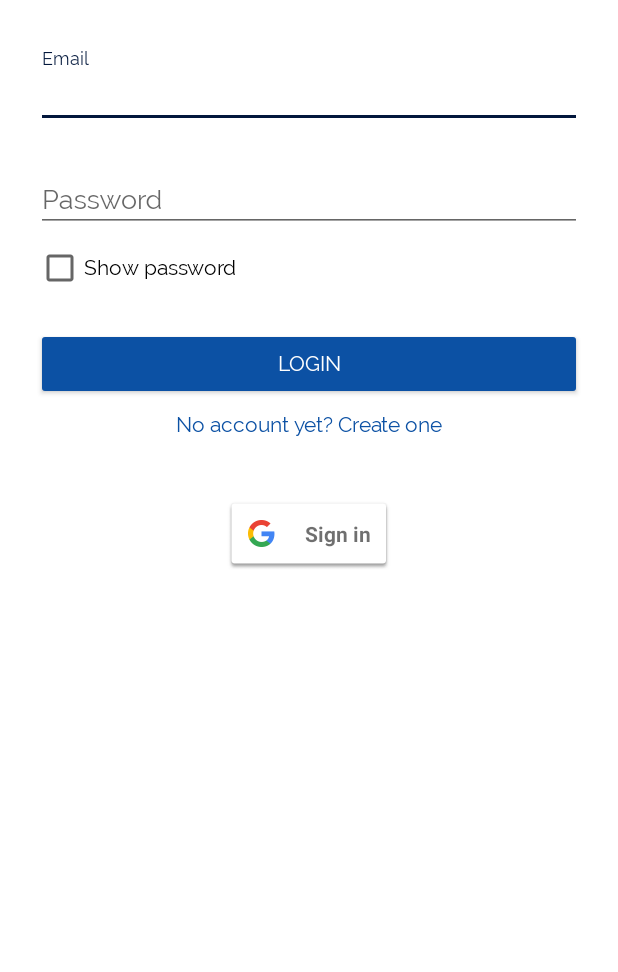
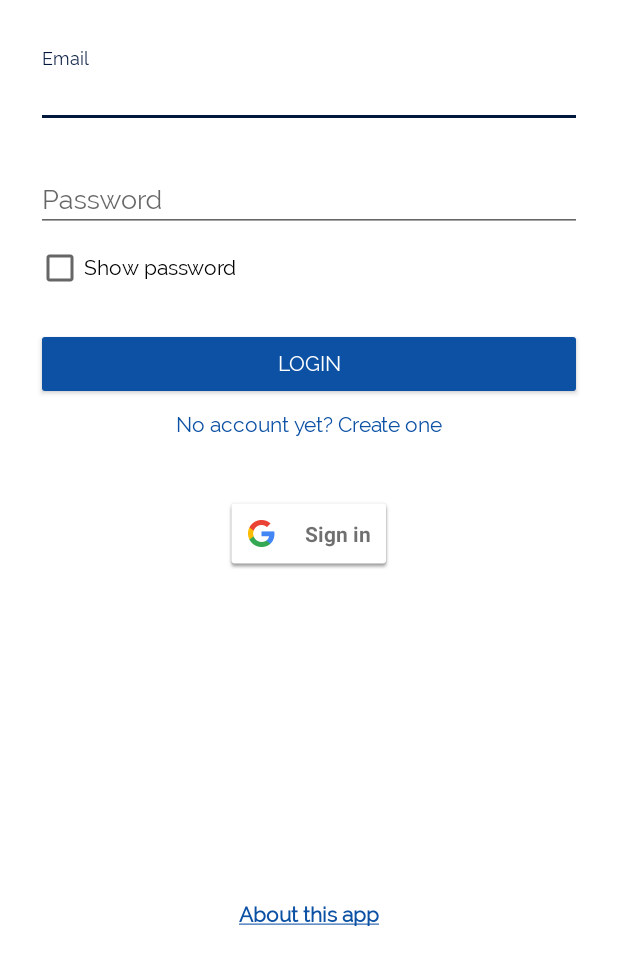
Before and after one commit to varundutia/PlayAndShine, an Android app: the LoginActivity screen opened directly, with no data from a screen before it, on a phone screen of 412 x 824 dp, the part 264-1236 px from its top. Run offline under Robolectric (Android 15) with nearby library versions, the phone set to English and light mode, and no system bars; our stand-ins replace Firebase (no records; nobody signed in at launch, a user with empty details on screens opened directly); libraries missing offline, so code that uses them is left out: com.facebook, com.facebook.login, io.paperdb; 1 statement that could not run was skipped.

Commit message:
App Intro Button

```diff
--- a/app/src/main/java/com/one/apperz/playandshine/LoginActivity.java
+++ b/app/src/main/java/com/one/apperz/playandshine/LoginActivity.java
@@ -119,6 +119,14 @@ public class LoginActivity extends AppCompatActivity {
             }
         });
 
+        binding.appIntroBtn.setOnClickListener(new View.OnClickListener() {
+            @Override
+            public void onClick(View view) {
+                Intent app_intro = new Intent(getApplicationContext(), AppIntroActivity.class);
+                startActivity(app_intro);
+            }
+        });
+
     }
 
     private void createGoogleRequest() {
@@ -129,6 +137,7 @@ public class LoginActivity extends AppCompatActivity {
         mGoogleSignInClient = GoogleSignIn.getClient(this, gso);
 
     }
+
     private void signIn() {
         createGoogleRequest();
         Intent signInIntent = mGoogleSignInClient.getSignInIntent();
@@ -214,6 +223,7 @@ public class LoginActivity extends AppCompatActivity {
         startActivity(new Intent(this, RegisterActivity.class));
         finish();
     }
+
     void login1(boolean gsign){
         String EMAIL = binding.inputEmail.getText().toString();
         String password = binding.inputPassword.getText().toString();
@@ -319,6 +329,7 @@ public class LoginActivity extends AppCompatActivity {
             });
         }
     }
+
     public void fbLoginButton(View view) {
         // Initialize Facebook Login button
         mCallbackManager = CallbackManager.Factory.create();
@@ -343,6 +354,7 @@ public class LoginActivity extends AppCompatActivity {
             }
         });
     }
+
     private void handleFacebookAccessToken(AccessToken token) {
         Log.d("fbb", "handleFacebookAccessToken:" + token);
 
@@ -365,6 +377,7 @@ public class LoginActivity extends AppCompatActivity {
                     }
                 });
     }
+
     public void googleLoginButton(View view){
         signIn();
     }
--- a/app/src/main/res/layout/activity_login.xml
+++ b/app/src/main/res/layout/activity_login.xml
@@ -80,7 +80,7 @@
                 android:text="No account yet? Create one"
                 android:gravity="center"
                 android:onClick="createAccount"
-                android:textColor="#0C51A4"
+                android:textColor="@color/linkBlue"
                 android:textSize="14dp"/>
 
 
@@ -151,4 +151,15 @@
         </LinearLayout>
     </RelativeLayout>
 
+    <TextView
+        android:id="@+id/app_intro_btn"
+        android:layout_width="wrap_content"
+        android:layout_height="wrap_content"
+        android:layout_marginBottom="@dimen/icon_height"
+        android:layout_alignParentBottom="true"
+        android:layout_centerHorizontal="true"
+        android:textColor="@color/linkBlue"
+        android:textStyle="bold"
+        android:text="@string/about_app"/>
+
 </RelativeLayout>
--- a/app/src/main/res/values/colors.xml
+++ b/app/src/main/res/values/colors.xml
@@ -6,6 +6,8 @@
 
     <color name="instaGrey">#c5c5c5</color>
     <color name="pnsBlue">#1273EB</color>
+
+    <color name="linkBlue">#0C51A4</color>
 
     <color name="appIntroColor1">#fab</color>
     <color name="empty">#FFFFFF</color>
--- a/app/src/main/res/values/strings.xml
+++ b/app/src/main/res/values/strings.xml
@@ -23,4 +23,6 @@
     <string name="fb_login_protocol_scheme">fb901765870313133</string>
     <string name="try_again">Please enable your wifi or Data</string>
 
+    <string name="about_app"><u>About this app</u></string>
+
 </resources>
```
